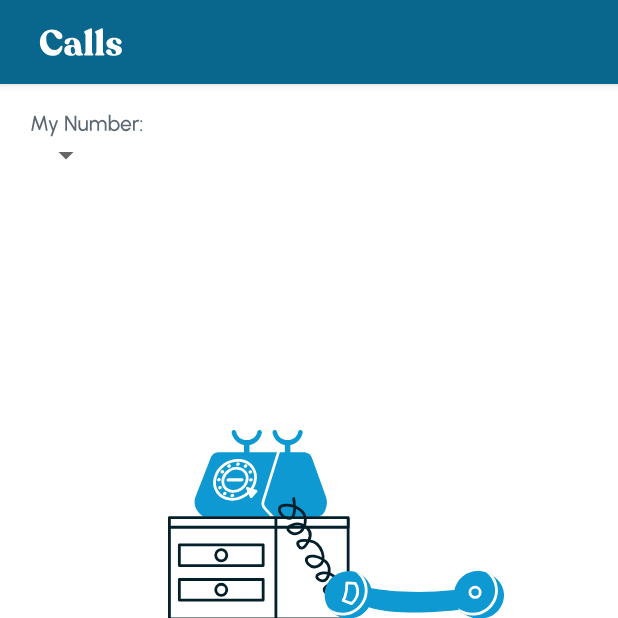
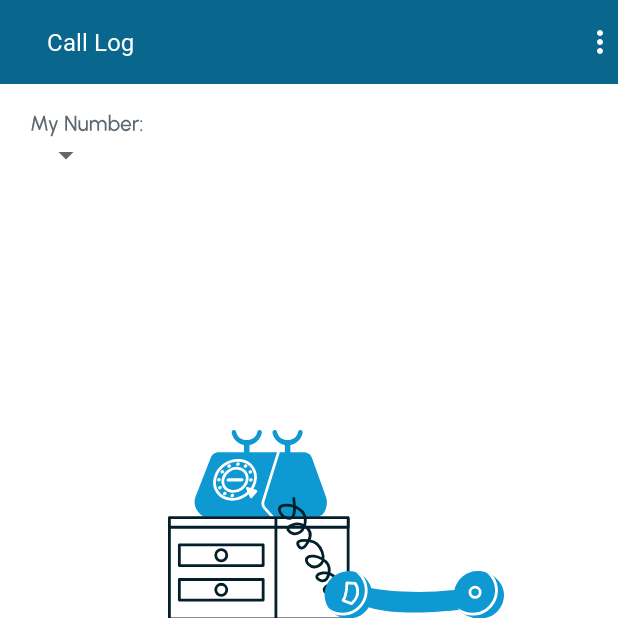
Before and after one commit to ashishsecrets/pjsip-android-sample-proj, an Android app: the CallsActivity screen opened directly, with no data from a screen before it, on a phone screen of 412 x 824 dp, the top half of it. Run offline under Robolectric (Android 15) with nearby library versions, the phone set to English and light mode, and no system bars; 1 statement that could not run was skipped.

Commit message:
added custom vert overflow btn for logout

```diff
--- a/freeswitchandroid/src/main/java/com/example/freeswitchandroid/CallsActivity.java
+++ b/freeswitchandroid/src/main/java/com/example/freeswitchandroid/CallsActivity.java
@@ -8,7 +8,6 @@ import static com.example.freeswitchandroid.ServiceCommunicator.callID2;
 import static com.example.freeswitchandroid.ServiceCommunicator.hostname;
 import static com.example.freeswitchandroid.ServiceCommunicator.itemList;
 import static com.example.freeswitchandroid.ServiceCommunicator.map;
-import static com.example.freeswitchandroid.ServiceCommunicator.sipAccountData;
 import static com.example.freeswitchandroid.ServiceCommunicator.transferList;
 import static com.example.freeswitchandroid.ServiceCommunicator.uri;
 import static com.example.freeswitchandroid.ServiceCommunicator.userDatum;
@@ -17,6 +16,7 @@ import static net.gotev.sipservice.SipTlsUtils.TAG;
 
 import androidx.appcompat.app.ActionBar;
 import androidx.appcompat.app.AppCompatActivity;
+import androidx.appcompat.widget.Toolbar;
 import androidx.coordinatorlayout.widget.CoordinatorLayout;
 import androidx.recyclerview.widget.LinearLayoutManager;
 import androidx.recyclerview.widget.RecyclerView;
@@ -26,11 +26,9 @@ import android.app.KeyguardManager;
 import android.content.Context;
 import android.content.Intent;
 import android.content.SharedPreferences;
-import android.media.Ringtone;
-import android.media.RingtoneManager;
+
 import android.net.ConnectivityManager;
 import android.net.NetworkInfo;
-import android.net.Uri;
 import android.os.CountDownTimer;
 import android.os.PowerManager;
 import android.content.res.ColorStateList;
@@ -41,8 +39,9 @@ import android.hardware.SensorManager;
 import android.media.AudioManager;
 import android.os.Bundle;
 import android.os.Vibrator;
-import android.provider.Settings;
 import android.util.Log;
+import android.view.Menu;
+import android.view.MenuItem;
 import android.view.View;
 import android.view.WindowManager;
 import android.widget.AdapterView;
@@ -86,15 +85,12 @@ import java.util.ArrayList;
 import java.util.Arrays;
 import java.util.Date;
 import java.util.HashMap;
-import java.util.HashSet;
 import java.util.List;
 import java.util.Map;
 import java.util.Objects;
-import java.util.Set;
 import java.util.TimeZone;
 import java.util.stream.Collectors;
 
-import io.reactivex.rxjava3.annotations.Nullable;
 import retrofit2.Call;
 import retrofit2.Callback;
 import retrofit2.Response;
@@ -179,6 +175,8 @@ public class CallsActivity extends AppCompatActivity implements TransferRecycler
 
      Boolean isSpeakerOn = false;
 
+     Toolbar toolbar;
+
     @Override
     protected void onCreate(Bundle savedInstanceState) {
         super.onCreate(savedInstanceState);
@@ -190,12 +188,15 @@ public class CallsActivity extends AppCompatActivity implements TransferRecycler
         Retrofit retrofit = RetrofitData.getRetrofit();
 
         retrofitAPI = retrofit.create(PressOneAPI.class);
+
+//        assert actionBar != null;
+//        actionBar.setDisplayOptions(ActionBar. DISPLAY_SHOW_CUSTOM);
+//        actionBar.setDisplayShowCustomEnabled(true);
+//        actionBar.setCustomView(R.layout.custom_action_bar);
+        toolbar = findViewById(R.id.tool_bar);
+        setSupportActionBar(toolbar);
         ActionBar actionBar = getSupportActionBar();
-
-        assert actionBar != null;
-        actionBar.setDisplayOptions(ActionBar. DISPLAY_SHOW_CUSTOM);
-        actionBar.setDisplayShowCustomEnabled(true);
-        actionBar.setCustomView(R.layout.custom_action_bar);
+        actionBar.setDisplayShowTitleEnabled(false);
         actionBar.show();
 
         this.context = this;
@@ -329,6 +330,30 @@ public class CallsActivity extends AppCompatActivity implements TransferRecycler
 
         //Add default visibility at the start of activity.
     }
+
+
+    @Override
+    public boolean onCreateOptionsMenu(Menu menu) {
+        // Inflate the menu; this adds items to the action bar if it is present.
+        getMenuInflater().inflate(R.menu.menu_main, menu);
+        return true;
+    }
+
+    @Override
+    public boolean onOptionsItemSelected(MenuItem item) {
+        // Handle action bar item clicks here. The action bar will
+        // automatically handle clicks on the Home/Up button, so long
+        // as you specify a parent activity in AndroidManifest.xml.
+        int id = item.getItemId();
+
+        //noinspection SimplifiableIfStatement
+        if (id == R.id.action_settings) {
+            return true;
+        }
+
+        return super.onOptionsItemSelected(item);
+    }
+
 
     @Override
     public void onItemSelected(AdapterView<?> parent, View view, int position, long id) {
--- a/freeswitchandroid/src/main/java/com/example/freeswitchandroid/LoginActivity.java
+++ b/freeswitchandroid/src/main/java/com/example/freeswitchandroid/LoginActivity.java
@@ -24,9 +24,6 @@ public class LoginActivity extends AppCompatActivity {
     protected void onCreate(Bundle savedInstanceState) {
         super.onCreate(savedInstanceState);
         setContentView(R.layout.activity_login);
-        ActionBar actionBar = getSupportActionBar();
-        assert actionBar != null;
-        actionBar.hide();
 
         if(!permissionsDone) {
             AlertDialog dialog = new AlertDialog.Builder(this)
--- a/freeswitchandroid/src/main/java/com/example/freeswitchandroid/MainActivity.java
+++ b/freeswitchandroid/src/main/java/com/example/freeswitchandroid/MainActivity.java
@@ -35,6 +35,7 @@ import java.util.HashMap;
 import java.util.HashSet;
 import java.util.List;
 import java.util.Map;
+import java.util.Objects;
 import java.util.Set;
 import java.util.stream.Collectors;
 
@@ -56,10 +57,6 @@ public class MainActivity extends AppCompatActivity {
         setContentView(R.layout.activity_main);
 
         AppCompatDelegate.setDefaultNightMode(AppCompatDelegate.MODE_NIGHT_NO);
-
-        ActionBar actionBar = getSupportActionBar();
-        assert actionBar != null;
-        actionBar.hide();
 
         imageButton = findViewById(R.id.imageButton);
 
--- a/freeswitchandroid/src/main/java/com/example/freeswitchandroid/OtpActivity.java
+++ b/freeswitchandroid/src/main/java/com/example/freeswitchandroid/OtpActivity.java
@@ -39,9 +39,6 @@ public class OtpActivity extends AppCompatActivity {
         super.onCreate(savedInstanceState);
         setContentView(R.layout.activity_otp);
 
-        ActionBar actionBar = getSupportActionBar();
-        assert actionBar != null;
-        actionBar.hide();
         layout = findViewById(R.id.layout_otp);
         otpTextView = findViewById(R.id.otp_view);
         otpTextView.requestFocusOTP();
--- /dev/null
+++ b/freeswitchandroid/src/main/res/drawable/more_vert_white_24dp.xml
@@ -0,0 +1,9 @@
+<vector xmlns:android="http://schemas.android.com/apk/res/android"
+    android:width="24dp"
+    android:height="24dp"
+    android:viewportWidth="24"
+    android:viewportHeight="24">
+  <path
+      android:pathData="M12,8c1.1,0 2,-0.9 2,-2s-0.9,-2 -2,-2 -2,0.9 -2,2 0.9,2 2,2zM12,10c-1.1,0 -2,0.9 -2,2s0.9,2 2,2 2,-0.9 2,-2 -0.9,-2 -2,-2zM12,16c-1.1,0 -2,0.9 -2,2s0.9,2 2,2 2,-0.9 2,-2 -0.9,-2 -2,-2z"
+      android:fillColor="#FFFFFF"/>
+</vector>
--- a/freeswitchandroid/src/main/res/layout/activity_calls.xml
+++ b/freeswitchandroid/src/main/res/layout/activity_calls.xml
@@ -7,6 +7,11 @@
     android:background="@drawable/calls_act_bg"
     android:gravity="center"
     tools:context=".CallsActivity">
+
+    <include
+        android:id="@+id/tool_bar"
+        android:visibility="gone"
+        layout="@layout/custom_action_bar" />
 
     <androidx.coordinatorlayout.widget.CoordinatorLayout
         android:id="@+id/layout"
--- a/freeswitchandroid/src/main/res/layout/custom_action_bar.xml
+++ b/freeswitchandroid/src/main/res/layout/custom_action_bar.xml
@@ -1,16 +1,17 @@
 <?xml version="1.0" encoding="utf-8"?>
-<LinearLayout xmlns:android="http://schemas.android.com/apk/res/android"
-    android:orientation="vertical"
+<androidx.appcompat.widget.Toolbar xmlns:android="http://schemas.android.com/apk/res/android"
+    android:orientation="horizontal"
     android:background="@color/purple_500"
     android:layout_width="match_parent"
     android:layout_height="wrap_content">
 
-    <ImageButton
+    <TextView
         android:layout_width="wrap_content"
         android:layout_height="wrap_content"
-        android:src="@drawable/callstext"
-        android:padding="10dp"
-        android:background="@color/purple_500"/>
+        android:text="@string/call_log"
+        android:textColor="@color/white"
+        android:textSize="16sp"
+        android:fontFamily="@font/recoleta_bold"
+        android:padding="15dp" />
 
-
-</LinearLayout>
+</androidx.appcompat.widget.Toolbar>
--- /dev/null
+++ b/freeswitchandroid/src/main/res/menu/menu_main.xml
@@ -0,0 +1,12 @@
+<?xml version="1.0" encoding="utf-8"?>
+<menu
+    xmlns:android="http://schemas.android.com/apk/res/android"
+    xmlns:app="http://schemas.android.com/apk/res-auto"
+    xmlns:tools="http://schemas.android.com/tools"
+    tools:context=".MainActivity">
+    <item
+        android:id="@+id/action_settings"
+        android:orderInCategory="100"
+        android:title="@string/logout"
+        app:showAsAction="never" />
+</menu>
--- a/freeswitchandroid/src/main/res/values/strings.xml
+++ b/freeswitchandroid/src/main/res/values/strings.xml
@@ -9,4 +9,6 @@
     <string name="rejected">Rejected</string>
     <string name="enter_verify_code">Please enter the verification code sent to</string>
     <string name="welcome_text_two">Separate business from pleasure, keep your personal number private by using a PressOne phone number</string>
+    <string name="call_log">Call Log</string>
+    <string name="logout">Logout</string>
 </resources>
--- a/freeswitchandroid/src/main/res/values/themes.xml
+++ b/freeswitchandroid/src/main/res/values/themes.xml
@@ -1,6 +1,6 @@
 <resources xmlns:tools="http://schemas.android.com/tools">
     <!-- Base application theme. -->
-    <style name="Theme.Pjsipandroidmaster" parent="Theme.MaterialComponents.DayNight.DarkActionBar">
+    <style name="Theme.Pjsipandroidmaster" parent="Theme.MaterialComponents.DayNight.NoActionBar">
         <!-- Primary brand color. -->
         <item name="colorPrimary">@color/purple_500</item>
         <item name="colorPrimaryVariant">@color/purple_700</item>
@@ -14,7 +14,13 @@
         <!-- Customize your theme here. -->
         <item name="android:textViewStyle">@style/RobotoTextViewStyle</item>
         <item name="buttonStyle">@style/RobotoButtonStyle</item>
+        <item name="android:actionOverflowButtonStyle">@style/Theme.Pjsipandroidmaster.OverFlow</item>
     </style>
+
+    <style name="Theme.Pjsipandroidmaster.OverFlow">
+        <item name="android:src">@drawable/more_vert_white_24dp</item>
+    </style>
+
     <style name="Theme.Pjsipandroidmaster.Fullscreen" parent="Theme.Pjsipandroidmaster">
         <item name="android:actionBarStyle">
             @style/Widget.Theme.Pjsipandroidmaster.ActionBar.Fullscreen
```
